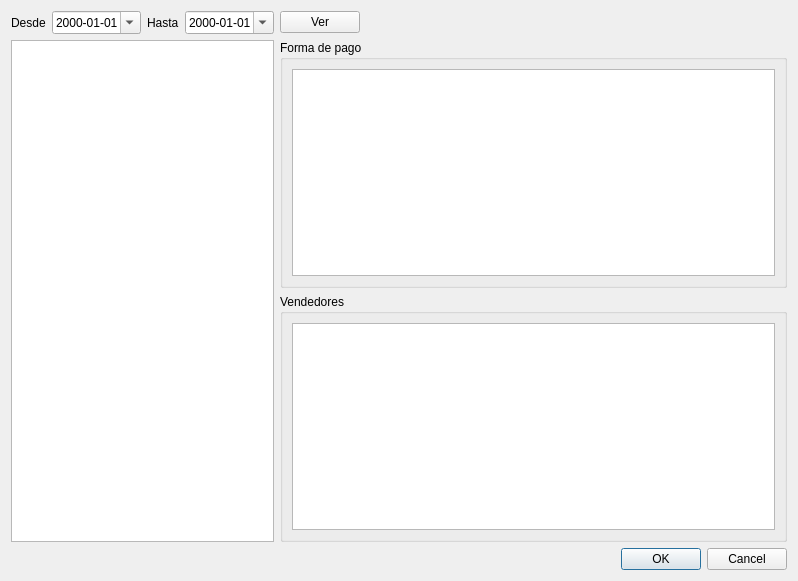
Before: the Qt Designer form listadoventas.ui in Ladis72/tienda, drawn with Qt 5.
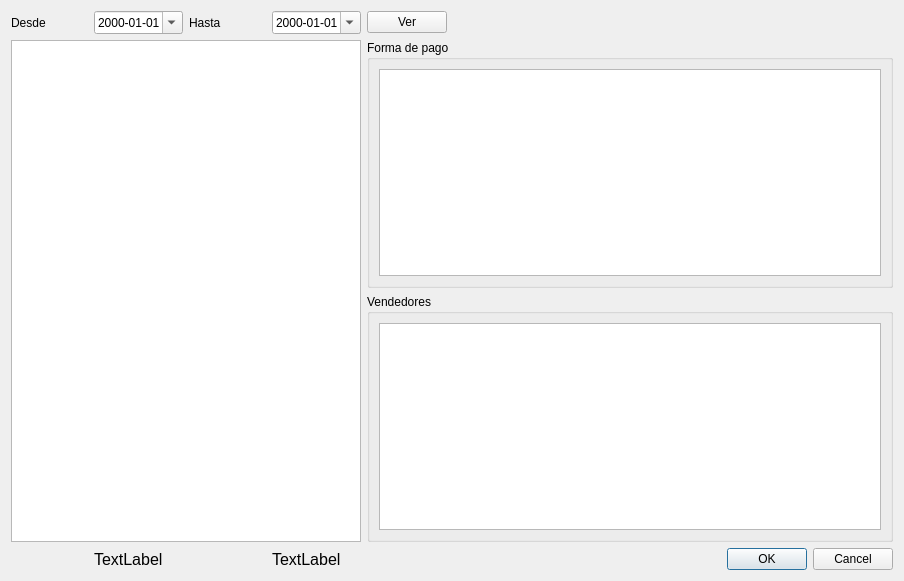
After: the same form once the commit is applied.

The edit to the form file:
```diff
--- a/listadoventas.ui
+++ b/listadoventas.ui
@@ -6,7 +6,7 @@
    <rect>
     <x>0</x>
     <y>0</y>
-    <width>798</width>
+    <width>904</width>
     <height>581</height>
    </rect>
   </property>
@@ -57,6 +57,12 @@
    </item>
    <item row="1" column="0" colspan="4">
     <widget class="QTableView" name="tableView">
+     <property name="minimumSize">
+      <size>
+       <width>350</width>
+       <height>0</height>
+      </size>
+     </property>
      <property name="alternatingRowColors">
       <bool>true</bool>
      </property>
@@ -135,6 +141,30 @@
      </item>
     </layout>
    </item>
+   <item row="2" column="1" colspan="2">
+    <widget class="QLabel" name="labelTotal">
+     <property name="font">
+      <font>
+       <pointsize>12</pointsize>
+      </font>
+     </property>
+     <property name="text">
+      <string>TextLabel</string>
+     </property>
+    </widget>
+   </item>
+   <item row="2" column="3">
+    <widget class="QLabel" name="labelTotalB">
+     <property name="font">
+      <font>
+       <pointsize>12</pointsize>
+      </font>
+     </property>
+     <property name="text">
+      <string>TextLabel</string>
+     </property>
+    </widget>
+   </item>
   </layout>
  </widget>
  <resources/>
```
